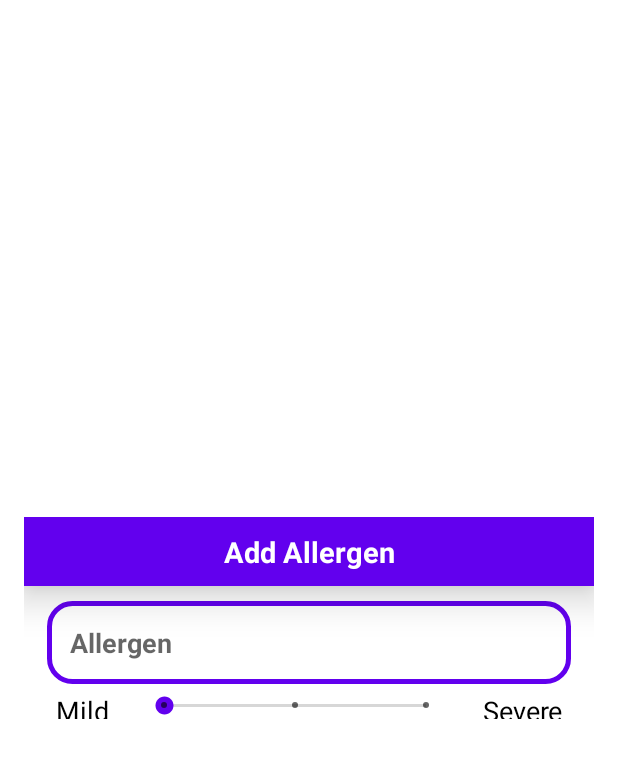
After one commit to helloItsBob/AllergenDetector, an Android app: the layout add_allergen_item.xml on its own in the app's theme, with its tools: preview values and no code run, on a phone screen of 412 x 824 dp. The commit adds this screen. Shown: the top 758 px of the screen. Run offline under Robolectric (Android 15) with nearby library versions, the phone set to English and light mode, and no system bars.

Commit message:
Add/Edit/Remove Allergens in Allergen List
Implemented functionality mentioned above for POC and further developments

```diff
--- a/app/src/main/java/com/bpr/allergendetector/ui/allergenlist/Allergen.kt
+++ b/app/src/main/java/com/bpr/allergendetector/ui/allergenlist/Allergen.kt
@@ -1,8 +1,8 @@
 package com.bpr.allergendetector.ui.allergenlist
 
 class Allergen(
-    val name: String,
-    val severity: Int
+    var name: String,
+    var severity: Int
 ) {
 
 }
--- /dev/null
+++ b/app/src/main/res/drawable/shape_background.xml
@@ -0,0 +1,10 @@
+<?xml version="1.0" encoding="utf-8"?>
+<shape xmlns:android="http://schemas.android.com/apk/res/android"
+    android:shape="rectangle">
+    <solid android:color="@color/white" />
+    <stroke
+        android:width="3dp"
+        android:color="@color/purple_500" />
+    <corners android:radius="15dp" />
+
+</shape>
--- /dev/null
+++ b/app/src/main/res/layout/add_allergen_item.xml
@@ -0,0 +1,85 @@
+<?xml version="1.0" encoding="utf-8"?>
+<LinearLayout xmlns:android="http://schemas.android.com/apk/res/android"
+    android:layout_width="match_parent"
+    android:layout_height="match_parent"
+    android:gravity="center"
+    android:orientation="vertical">
+
+    <LinearLayout
+        android:layout_width="match_parent"
+        android:layout_height="wrap_content"
+        android:layout_margin="16dp"
+        android:orientation="vertical">
+
+        <TextView
+            android:id="@+id/addAllergenTitle"
+            android:layout_width="match_parent"
+            android:layout_height="wrap_content"
+            android:layout_gravity="center"
+            android:background="@color/purple_500"
+            android:elevation="15dp"
+            android:gravity="center"
+            android:padding="10dp"
+            android:text="@string/add_allergen"
+            android:textColor="@color/white"
+            android:textSize="19sp"
+            android:textStyle="bold" />
+
+        <EditText
+            android:id="@+id/allergenName"
+            android:layout_width="match_parent"
+            android:layout_height="wrap_content"
+            android:layout_marginLeft="15dp"
+            android:layout_marginTop="10dp"
+            android:layout_marginRight="15dp"
+            android:layout_marginBottom="5dp"
+            android:background="@drawable/shape_background"
+            android:hint="@string/allergen"
+            android:inputType="textAutoCorrect"
+            android:padding="15dp"
+            android:shadowRadius="50"
+            android:textColor="@color/purple_500"
+            android:textSize="18sp"
+            android:textStyle="bold" />
+
+        <LinearLayout
+            android:layout_width="match_parent"
+            android:layout_height="match_parent"
+            android:orientation="horizontal">
+
+            <TextView
+                android:layout_width="wrap_content"
+                android:layout_height="match_parent"
+                android:layout_marginHorizontal="5dp"
+                android:layout_weight="1"
+                android:gravity="center"
+                android:text="@string/mild"
+                android:textColor="@color/black"
+                android:textSize="18sp" />
+
+            <SeekBar
+                android:id="@+id/severitySeekBar"
+                style="@style/Widget.AppCompat.SeekBar.Discrete"
+                android:layout_width="wrap_content"
+                android:layout_height="wrap_content"
+                android:layout_weight="5"
+                android:max="2"
+                android:paddingHorizontal="40dp"
+                android:progress="0"
+                android:progressTint="@color/purple_200"
+                android:thumbTint="@color/purple_500" />
+
+            <TextView
+                android:layout_width="wrap_content"
+                android:layout_height="match_parent"
+                android:layout_marginHorizontal="5dp"
+                android:layout_weight="1"
+                android:gravity="center"
+                android:text="@string/severe"
+                android:textColor="@color/black"
+                android:textSize="18sp" />
+        </LinearLayout>
+
+    </LinearLayout>
+
+</LinearLayout>
--- a/app/src/main/res/layout/fragment_allergen_list.xml
+++ b/app/src/main/res/layout/fragment_allergen_list.xml
@@ -20,7 +20,7 @@
         app:layout_constraintStart_toStartOf="parent"
         app:layout_constraintTop_toTopOf="parent"
         tools:context=".ui.allergenlist.AllergenListFragment"
-        tools:listitem="@layout/fragment_allergen_item" />
+        tools:listitem="@layout/allergen_item" />
 
     <View
         android:id="@+id/bottomBarrier"
--- a/app/src/main/res/values/strings.xml
+++ b/app/src/main/res/values/strings.xml
@@ -24,4 +24,7 @@
     <string name="add_allergen">Add Allergen</string>
     <string name="go_back">Go Back</string>
     <string name="logout">Logout</string>
+    <string name="allergen">Allergen</string>
+    <string name="mild">Mild</string>
+    <string name="severe">Severe</string>
 </resources>
```
Also changed, not shown: app/src/main/java/com/bpr/allergendetector/ui/allergenlist/AllergenListFragment.kt (+40 -9 lines), app/src/main/java/com/bpr/allergendetector/ui/allergenlist/AllergenListViewModel.kt (+4 -3 lines), app/src/main/java/com/bpr/allergendetector/ui/allergenlist/AllergenRecyclerViewAdapter.kt (+56 -10 lines), app/src/main/res/layout/allergen_item.xml (renamed from app/src/main/res/layout/fragment_allergen_item.xml).
